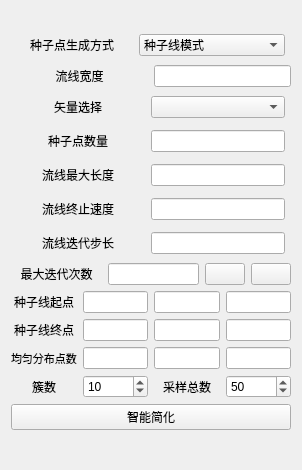
Qt form Qt/Resources/UI/igStreamTracer.ui (hu-shuhan/editOpeniGame) before a commit.
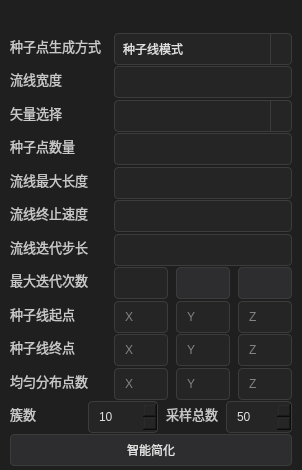
The same form after that commit. Icons and pictures are not drawn.

```diff
--- a/Qt/Resources/UI/igStreamTracer.ui
+++ b/Qt/Resources/UI/igStreamTracer.ui
@@ -31,10 +31,59 @@
 		<property name="windowTitle">
 			<string>Form</string>
 		</property>
+		<property name="styleSheet">
+			<string notr="true">QWidget { background-color: #1F1F1F; color: #D0D0D0; }
+QLabel { color: #C8C8C8; font-size: 13px; }
+QLineEdit, QComboBox, QSpinBox {
+  min-height: 30px;
+  background-color: #252526;
+  color: #E0E0E0;
+  border: 1px solid #3C3C3C;
+  border-radius: 4px;
+  padding: 0 8px;
+}
+QLineEdit:focus, QComboBox:focus, QSpinBox:focus {
+  border: 1px solid #0E639C;
+}
+QComboBox::drop-down {
+  border-left: 1px solid #3C3C3C;
+  width: 20px;
+}
+QComboBox::down-arrow {
+  image: url(:/Ticon/Icons/spin_down_silver.svg);
+  width: 10px;
+  height: 10px;
+}
+QPushButton {
+  min-height: 30px;
+  background-color: #2D2D30;
+  color: #E0E0E0;
+  border: 1px solid #3C3C3C;
+  border-radius: 4px;
+  padding: 0 10px;
+}
+QPushButton:hover { background-color: #3A3A3D; }
+QPushButton:pressed { background-color: #45454A; }</string>
+		</property>
 		<layout class="QVBoxLayout" name="verticalLayout">
 			<property name="sizeConstraint">
 				<enum>QLayout::SetDefaultConstraint</enum>
 			</property>
+			<property name="spacing">
+				<number>8</number>
+			</property>
+			<property name="leftMargin">
+				<number>10</number>
+			</property>
+			<property name="topMargin">
+				<number>10</number>
+			</property>
+			<property name="rightMargin">
+				<number>10</number>
+			</property>
+			<property name="bottomMargin">
+				<number>10</number>
+			</property>
 			<item>
 				<widget class="QLabel" name="source">
 					<property name="text">
@@ -46,14 +95,20 @@
 				</widget>
 			</item>
 			<item>
-				<layout class="QHBoxLayout" name="horizontalLayout" stretch="1,1,0">
+				<layout class="QHBoxLayout" name="horizontalLayout" stretch="0,1">
 					<item>
 						<widget class="QLabel" name="label">
+							<property name="minimumSize">
+								<size>
+									<width>96</width>
+									<height>0</height>
+								</size>
+							</property>
 							<property name="text">
 								<string>种子点生成方式</string>
 							</property>
 							<property name="alignment">
-								<set>Qt::AlignCenter</set>
+								<set>Qt::AlignLeading|Qt::AlignLeft|Qt::AlignVCenter</set>
 							</property>
 						</widget>
 					</item>
@@ -99,24 +154,23 @@
 							</item>
 						</widget>
 					</item>
-					<item>
-						<widget class="QLabel" name="label_10">
-							<property name="text">
-								<string>&lt;html&gt;&lt;head/&gt;&lt;body&gt;&lt;p&gt;&lt;br/&gt;&lt;/p&gt;&lt;/body&gt;&lt;/html&gt;</string>
-							</property>
-						</widget>
-					</item>
 				</layout>
 			</item>
 			<item>
-				<layout class="QHBoxLayout" name="horizontalLayout_10" stretch="1,1">
+				<layout class="QHBoxLayout" name="horizontalLayout_10" stretch="0,1">
 					<item>
 						<widget class="QLabel" name="label_16">
+							<property name="minimumSize">
+								<size>
+									<width>96</width>
+									<height>0</height>
+								</size>
+							</property>
 							<property name="text">
 								<string>流线宽度</string>
 							</property>
 							<property name="alignment">
-								<set>Qt::AlignCenter</set>
+								<set>Qt::AlignLeading|Qt::AlignLeft|Qt::AlignVCenter</set>
 							</property>
 						</widget>
 					</item>
@@ -126,134 +180,135 @@
 				</layout>
 			</item>
 			<item>
-				<layout class="QHBoxLayout" name="horizontalLayout_4" stretch="1,1,0">
+				<layout class="QHBoxLayout" name="horizontalLayout_4" stretch="0,1">
 					<item>
 						<widget class="QLabel" name="label_2">
+							<property name="minimumSize">
+								<size>
+									<width>96</width>
+									<height>0</height>
+								</size>
+							</property>
 							<property name="text">
 								<string>矢量选择</string>
 							</property>
 							<property name="alignment">
-								<set>Qt::AlignCenter</set>
+								<set>Qt::AlignLeading|Qt::AlignLeft|Qt::AlignVCenter</set>
 							</property>
 						</widget>
 					</item>
 					<item>
 						<widget class="QComboBox" name="comboBox"/>
 					</item>
-					<item>
-						<widget class="QLabel" name="label_13">
-							<property name="text">
-								<string>&lt;html&gt;&lt;head/&gt;&lt;body&gt;&lt;p&gt;&lt;br/&gt;&lt;/p&gt;&lt;/body&gt;&lt;/html&gt;</string>
-							</property>
-						</widget>
-					</item>
 				</layout>
 			</item>
 			<item>
-				<layout class="QHBoxLayout" name="horizontalLayout_2" stretch="1,1,0">
+				<layout class="QHBoxLayout" name="horizontalLayout_2" stretch="0,1">
 					<item>
 						<widget class="QLabel" name="label_3">
+							<property name="minimumSize">
+								<size>
+									<width>96</width>
+									<height>0</height>
+								</size>
+							</property>
 							<property name="text">
 								<string>种子点数量</string>
 							</property>
 							<property name="alignment">
-								<set>Qt::AlignCenter</set>
+								<set>Qt::AlignLeading|Qt::AlignLeft|Qt::AlignVCenter</set>
 							</property>
 						</widget>
 					</item>
 					<item>
 						<widget class="QLineEdit" name="numOfSeedLineEdit"/>
 					</item>
-					<item>
-						<widget class="QLabel" name="label_5">
-							<property name="text">
-								<string>&lt;html&gt;&lt;head/&gt;&lt;body&gt;&lt;p&gt;&lt;br/&gt;&lt;/p&gt;&lt;/body&gt;&lt;/html&gt;</string>
-							</property>
-						</widget>
-					</item>
 				</layout>
 			</item>
 			<item>
-				<layout class="QHBoxLayout" name="horizontalLayout_6" stretch="1,1,0">
+				<layout class="QHBoxLayout" name="horizontalLayout_6" stretch="0,1">
 					<item>
 						<widget class="QLabel" name="label_4">
+							<property name="minimumSize">
+								<size>
+									<width>96</width>
+									<height>0</height>
+								</size>
+							</property>
 							<property name="text">
 								<string>流线最大长度</string>
 							</property>
 							<property name="alignment">
-								<set>Qt::AlignCenter</set>
+								<set>Qt::AlignLeading|Qt::AlignLeft|Qt::AlignVCenter</set>
 							</property>
 						</widget>
 					</item>
 					<item>
 						<widget class="QLineEdit" name="lengthOfStreamLine"/>
 					</item>
-					<item>
-						<widget class="QLabel" name="label_7">
-							<property name="text">
-								<string>&lt;html&gt;&lt;head/&gt;&lt;body&gt;&lt;p&gt;&lt;br/&gt;&lt;/p&gt;&lt;/body&gt;&lt;/html&gt;</string>
-							</property>
-						</widget>
-					</item>
 				</layout>
 			</item>
 			<item>
-				<layout class="QHBoxLayout" name="horizontalLayout_5" stretch="1,1,0">
+				<layout class="QHBoxLayout" name="horizontalLayout_5" stretch="0,1">
 					<item>
 						<widget class="QLabel" name="label_8">
+							<property name="minimumSize">
+								<size>
+									<width>96</width>
+									<height>0</height>
+								</size>
+							</property>
 							<property name="text">
 								<string>流线终止速度</string>
 							</property>
 							<property name="alignment">
-								<set>Qt::AlignCenter</set>
+								<set>Qt::AlignLeading|Qt::AlignLeft|Qt::AlignVCenter</set>
 							</property>
 						</widget>
 					</item>
 					<item>
 						<widget class="QLineEdit" name="terminalSpeed"/>
 					</item>
-					<item>
-						<widget class="QLabel" name="label_9">
-							<property name="text">
-								<string>&lt;html&gt;&lt;head/&gt;&lt;body&gt;&lt;p&gt;&lt;br/&gt;&lt;/p&gt;&lt;/body&gt;&lt;/html&gt;</string>
-							</property>
-						</widget>
-					</item>
 				</layout>
 			</item>
 			<item>
-				<layout class="QHBoxLayout" name="horizontalLayout_3" stretch="1,1,0">
+				<layout class="QHBoxLayout" name="horizontalLayout_3" stretch="0,1">
 					<item>
 						<widget class="QLabel" name="label_6">
+							<property name="minimumSize">
+								<size>
+									<width>96</width>
+									<height>0</height>
+								</size>
+							</property>
 							<property name="text">
 								<string>流线迭代步长</string>
 							</property>
 							<property name="alignment">
-								<set>Qt::AlignCenter</set>
+								<set>Qt::AlignLeading|Qt::AlignLeft|Qt::AlignVCenter</set>
 							</property>
 						</widget>
 					</item>
 					<item>
 						<widget class="QLineEdit" name="lengthOfStep"/>
 					</item>
-					<item>
-						<widget class="QLabel" name="label_12">
-							<property name="text">
-								<string>&lt;html&gt;&lt;head/&gt;&lt;body&gt;&lt;p&gt;&lt;br/&gt;&lt;/p&gt;&lt;/body&gt;&lt;/html&gt;</string>
-							</property>
-						</widget>
-					</item>
 				</layout>
 			</item>
 			<item>
-				<layout class="QHBoxLayout" name="horizontalLayout_7" stretch="1,1,0,0">
+				<layout class="QHBoxLayout" name="horizontalLayout_7" stretch="0,1,0,0">
 					<item>
 						<widget class="QLabel" name="label_11">
+							<property name="minimumSize">
+								<size>
+									<width>96</width>
+									<height>0</height>
+								</size>
+							</property>
 							<property name="text">
 								<string>最大迭代次数</string>
 							</property>
 							<property name="alignment">
-								<set>Qt::AlignCenter</set>
+								<set>Qt::AlignLeading|Qt::AlignLeft|Qt::AlignVCenter</set>
 							</property>
 						</widget>
 					</item>
@@ -273,7 +328,7 @@
 						<widget class="QPushButton" name="refreshBtn">
 							<property name="icon">
 								<iconset resource="../iGameQtMainWindow.qrc">
-									<normaloff>:/Ticon/Icons/refresh.png</normaloff>:/Ticon/Icons/refresh.png
+									<normaloff>:/Ticon/Icons/loop_silver.svg</normaloff>:/Ticon/Icons/loop_silver.svg
 								</iconset>
 							</property>
 							<property name="iconSize">
@@ -287,55 +342,97 @@
 				</layout>
 			</item>
 			<item>
-				<layout class="QHBoxLayout" name="horizontalLayout_8" stretch="1,1,1,1">
+				<layout class="QHBoxLayout" name="horizontalLayout_8" stretch="0,1,1,1">
 					<item>
 						<widget class="QLabel" name="label_14">
+							<property name="minimumSize">
+								<size>
+									<width>96</width>
+									<height>0</height>
+								</size>
+							</property>
 							<property name="text">
 								<string>种子线起点</string>
 							</property>
 							<property name="alignment">
-								<set>Qt::AlignCenter</set>
+								<set>Qt::AlignLeading|Qt::AlignLeft|Qt::AlignVCenter</set>
 							</property>
 						</widget>
 					</item>
 					<item>
-						<widget class="QLineEdit" name="startX"/>
+						<widget class="QLineEdit" name="startX">
+							<property name="placeholderText">
+								<string>X</string>
+							</property>
+						</widget>
 					</item>
 					<item>
-						<widget class="QLineEdit" name="startY"/>
+						<widget class="QLineEdit" name="startY">
+							<property name="placeholderText">
+								<string>Y</string>
+							</property>
+						</widget>
 					</item>
 					<item>
-						<widget class="QLineEdit" name="startZ"/>
+						<widget class="QLineEdit" name="startZ">
+							<property name="placeholderText">
+								<string>Z</string>
+							</property>
+						</widget>
 					</item>
 				</layout>
 			</item>
 			<item>
-				<layout class="QHBoxLayout" name="horizontalLayout_9" stretch="1,1,1,1">
+				<layout class="QHBoxLayout" name="horizontalLayout_9" stretch="0,1,1,1">
 					<item>
 						<widget class="QLabel" name="label_15">
+							<property name="minimumSize">
+								<size>
+									<width>96</width>
+									<height>0</height>
+								</size>
+							</property>
 							<property name="text">
 								<string>种子线终点</string>
 							</property>
 							<property name="alignment">
-								<set>Qt::AlignCenter</set>
+								<set>Qt::AlignLeading|Qt::AlignLeft|Qt::AlignVCenter</set>
 							</property>
 						</widget>
 					</item>
 					<item>
-						<widget class="QLineEdit" name="endX"/>
+						<widget class="QLineEdit" name="endX">
+							<property name="placeholderText">
+								<string>X</string>
+							</property>
+						</widget>
 					</item>
 					<item>
-						<widget class="QLineEdit" name="endY"/>
+						<widget class="QLineEdit" name="endY">
+							<property name="placeholderText">
+								<string>Y</string>
+							</property>
+						</widget>
 					</item>
 					<item>
-						<widget class="QLineEdit" name="endZ"/>
+						<widget class="QLineEdit" name="endZ">
+							<property name="placeholderText">
+								<string>Z</string>
+							</property>
+						</widget>
 					</item>
 				</layout>
 			</item>
 			<item>
-				<layout class="QHBoxLayout" name="horizontalLayout_11">
+				<layout class="QHBoxLayout" name="horizontalLayout_11" stretch="0,1,1,1">
 					<item>
 						<widget class="QLabel" name="label_17">
+							<property name="minimumSize">
+								<size>
+									<width>96</width>
+									<height>0</height>
+								</size>
+							</property>
 							<property name="font">
 								<font>
 									<pointsize>8</pointsize>
@@ -344,28 +441,49 @@
 							<property name="text">
 								<string>均匀分布点数</string>
 							</property>
+							<property name="alignment">
+								<set>Qt::AlignLeading|Qt::AlignLeft|Qt::AlignVCenter</set>
+							</property>
 						</widget>
 					</item>
 					<item>
-						<widget class="QLineEdit" name="splitX"/>
+						<widget class="QLineEdit" name="splitX">
+							<property name="placeholderText">
+								<string>X</string>
+							</property>
+						</widget>
 					</item>
 					<item>
-						<widget class="QLineEdit" name="splitY"/>
+						<widget class="QLineEdit" name="splitY">
+							<property name="placeholderText">
+								<string>Y</string>
+							</property>
+						</widget>
 					</item>
 					<item>
-						<widget class="QLineEdit" name="splitZ"/>
+						<widget class="QLineEdit" name="splitZ">
+							<property name="placeholderText">
+								<string>Z</string>
+							</property>
+						</widget>
 					</item>
 				</layout>
 			</item>
 			<item>
-				<layout class="QHBoxLayout" name="horizontalLayout_12" stretch="1,1,1,1">
+				<layout class="QHBoxLayout" name="horizontalLayout_12" stretch="0,1,0,1">
 					<item>
 						<widget class="QLabel" name="label_18">
+							<property name="minimumSize">
+								<size>
+									<width>96</width>
+									<height>0</height>
+								</size>
+							</property>
 							<property name="text">
 								<string>簇数</string>
 							</property>
 							<property name="alignment">
-								<set>Qt::AlignCenter</set>
+								<set>Qt::AlignLeading|Qt::AlignLeft|Qt::AlignVCenter</set>
 							</property>
 						</widget>
 					</item>
```
